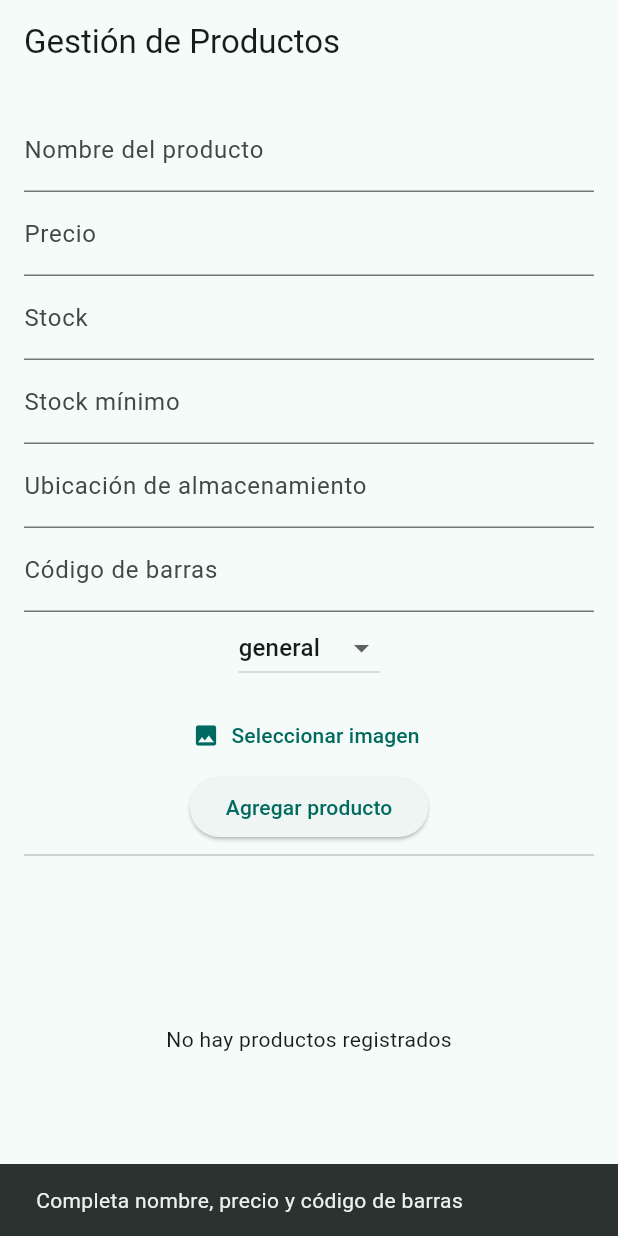
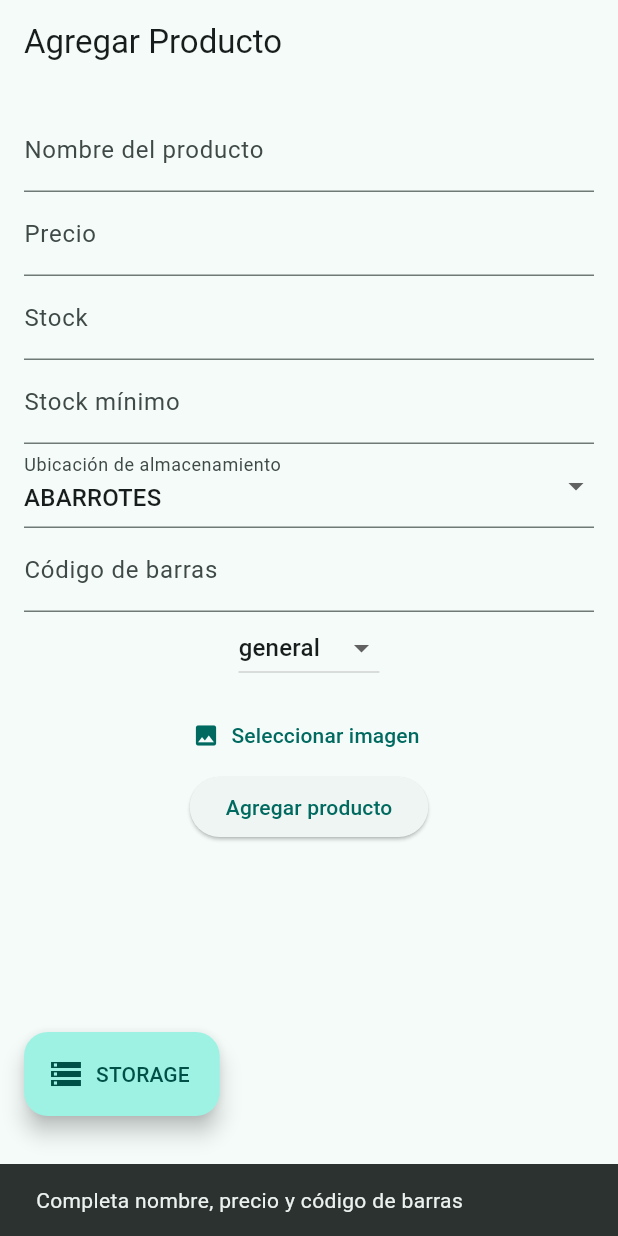
Before and after one commit to SuperSteban/mobile_app_inventory_system, a Flutter app: the screen it shows after launch, after a tap on "Agregar producto", on a phone screen of 412 x 824 dp. Run offline on Flutter 3.47's test engine with Material 3 defaults, Android fonts, the phone set to English and light mode, and no system bars; our stand-ins replace cloud_firestore, dartz, firebase_core, image_picker; missing offline and left inert: flutter_template; accounts and stored records are empty; generated files the repository leaves out were written again.

```diff
--- a/lib/features/products/presentation/screens/product_form_screen.dart
+++ b/lib/features/products/presentation/screens/product_form_screen.dart
@@ -6,6 +6,7 @@ import 'package:uuid/uuid.dart';
 
 import '../../domain/entities/product.dart';
 import '../providers/product_provider.dart';
+import 'product_view_screen.dart'; // Asegúrate de importar la vista
 
 class ProductFormScreen extends StatefulWidget {
   const ProductFormScreen({Key? key}) : super(key: key);
@@ -19,10 +20,10 @@ class _ProductFormScreenState extends State<ProductFormScreen> {
   final _priceController = TextEditingController();
   final _stockController = TextEditingController();
   final _minStockController = TextEditingController();
-  final _storageLocationController = TextEditingController();
   final _codeProductController = TextEditingController();
 
   String _selectedCategory = 'general';
+  String _selectedStorageLocation = 'ABARROTES';
   File? _selectedImage;
 
   @override
@@ -50,7 +51,6 @@ class _ProductFormScreenState extends State<ProductFormScreen> {
     final price = double.tryParse(_priceController.text.trim()) ?? 0;
     final stock = double.tryParse(_stockController.text.trim()) ?? 0;
     final minStock = double.tryParse(_minStockController.text.trim()) ?? 0;
-    final storageLocation = _storageLocationController.text.trim();
     final codeProduct = _codeProductController.text.trim();
 
     if (name.isEmpty || price <= 0 || codeProduct.isEmpty) {
@@ -84,7 +84,7 @@ class _ProductFormScreenState extends State<ProductFormScreen> {
       img: _selectedImage?.path,
       stock: stock,
       minStock: minStock,
-      storageLocation: storageLocation.isEmpty ? null : storageLocation,
+      storageLocation: _selectedStorageLocation,
       codeProduct: codeProduct,
       createdAt: DateTime.now(),
       updatedAt: null,
@@ -99,11 +99,11 @@ class _ProductFormScreenState extends State<ProductFormScreen> {
     _priceController.clear();
     _stockController.clear();
     _minStockController.clear();
-    _storageLocationController.clear();
     _codeProductController.clear();
 
     setState(() {
       _selectedCategory = 'general';
+      _selectedStorageLocation = 'ABARROTES';
       _selectedImage = null;
     });
   }
@@ -113,11 +113,12 @@ class _ProductFormScreenState extends State<ProductFormScreen> {
     final provider = Provider.of<ProductProvider>(context);
 
     return Scaffold(
-      appBar: AppBar(title: const Text('Gestión de Productos')),
+      appBar: AppBar(title: const Text('Agregar Producto')),
       body: provider.isLoading
           ? const Center(child: CircularProgressIndicator())
           : Padding(
               padding: const EdgeInsets.all(16.0),
+              child: SingleChildScrollView(
                 child: Column(
                   children: [
                     if (provider.error != null)
@@ -148,11 +149,21 @@ class _ProductFormScreenState extends State<ProductFormScreen> {
                       ),
                       keyboardType: TextInputType.number,
                     ),
-                  TextField(
-                    controller: _storageLocationController,
+                    DropdownButtonFormField<String>(
+                      value: _selectedStorageLocation,
                       decoration: const InputDecoration(
                         labelText: 'Ubicación de almacenamiento',
                       ),
+                      items: ['ABARROTES', 'CUARTO FRÍO', 'NO PERECEDEROS']
+                          .map(
+                            (loc) =>
+                                DropdownMenuItem(value: loc, child: Text(loc)),
+                          )
+                          .toList(),
+                      onChanged: (value) {
+                        if (value != null)
+                          setState(() => _selectedStorageLocation = value);
+                      },
                     ),
                     TextField(
                       controller: _codeProductController,
@@ -192,48 +203,24 @@ class _ProductFormScreenState extends State<ProductFormScreen> {
                       onPressed: _submitProduct,
                       child: const Text('Agregar producto'),
                     ),
-                  const Divider(),
-                  Expanded(
-                    child: provider.products.isEmpty
-                        ? const Center(
-                            child: Text('No hay productos registrados'),
-                          )
-                        : ListView.builder(
-                            itemCount: provider.products.length,
-                            itemBuilder: (_, index) {
-                              final product = provider.products[index];
-                              return ListTile(
-                                title: Text(product.name),
-                                subtitle: Text(
-                                  '${product.category} - \$${product.price.toStringAsFixed(2)}',
-                                ),
-                                trailing: Column(
-                                  crossAxisAlignment: CrossAxisAlignment.end,
-                                  children: [
-                                    Text(
-                                      product.createdAt
-                                          .toLocal()
-                                          .toString()
-                                          .split(' ')[0],
-                                    ),
-                                    if (product.isOutOfStock)
-                                      const Text(
-                                        'Agotado',
-                                        style: TextStyle(color: Colors.red),
-                                      ),
-                                    if (!product.isOutOfStock &&
-                                        product.isLowStock)
-                                      const Text(
-                                        'Stock bajo',
-                                        style: TextStyle(color: Colors.orange),
-                                      ),
                   ],
                 ),
+              ),
+            ),
+      floatingActionButton: Align(
+        alignment: Alignment.bottomLeft,
+        child: Padding(
+          padding: const EdgeInsets.only(left: 32.0, bottom: 16.0),
+          child: FloatingActionButton.extended(
+            onPressed: () {
+              Navigator.push(
+                context,
+                MaterialPageRoute(builder: (_) => const ProductViewScreen()),
               );
             },
+            icon: const Icon(Icons.storage),
+            label: const Text('STORAGE'),
           ),
-                  ),
-                ],
         ),
       ),
     );
```
Also changed, not shown: lib/features/products/presentation/screens/product_view_screen.dart (+58 -0 lines). Lines whose indentation alone changed are shown as unchanged.
